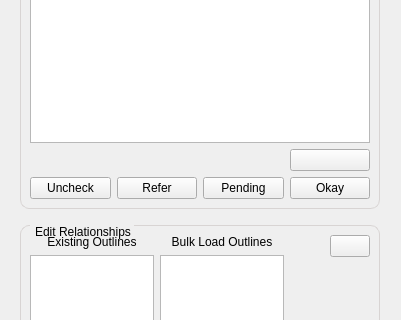
This is buildings/gui/alter_building_relationship.ui in linz/nz-buildings as Qt 5 draws it before an edit; both pictures show x 0 to 401 and y 177 to 497 of the 401 by 868 pixel window. The edited form follows.
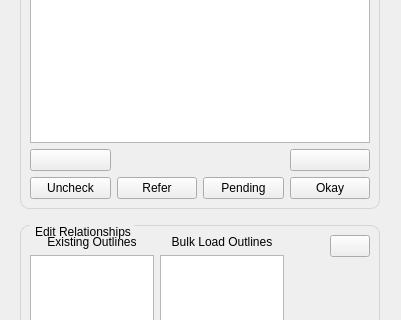
This is the edited form.

Commit message: move to next btn

```diff
--- a/buildings/gui/alter_building_relationship.ui
+++ b/buildings/gui/alter_building_relationship.ui
@@ -154,6 +154,13 @@
             </property>
            </widget>
           </item>
+          <item row="6" column="0">
+           <widget class="QPushButton" name="btn_next">
+            <property name="text">
+             <string/>
+            </property>
+           </widget>
+          </item>
          </layout>
         </widget>
        </item>
```
The commit also changes 2 other files.
